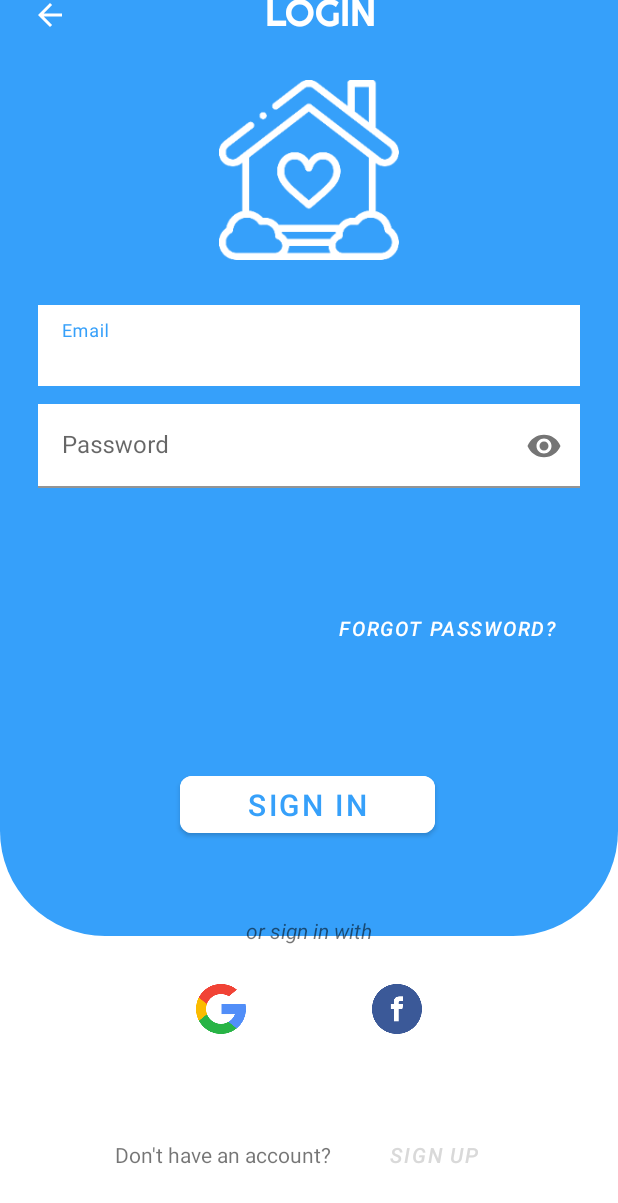
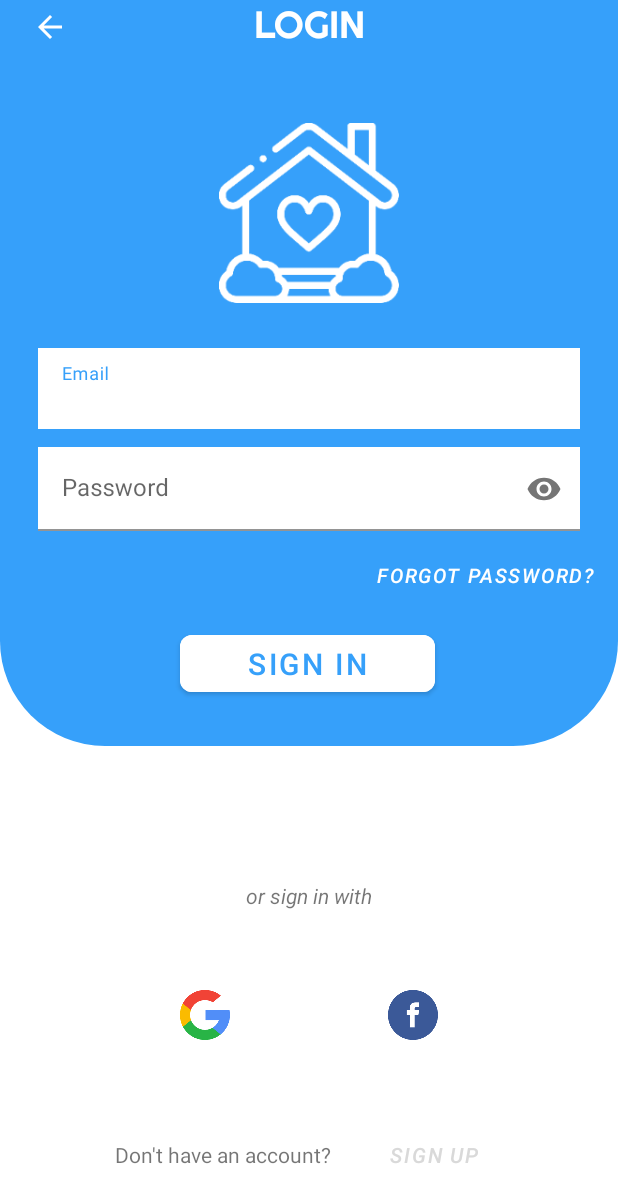
Before and after one commit to Babyze/FHouse, an Android app: the SignInActivity screen opened directly, with no data from a screen before it, on a phone screen of 412 x 824 dp. Shown: the top 1203 px of the screen. Run offline under Robolectric (Android 15) with nearby library versions, the phone set to English and light mode, and no system bars; our stand-ins replace Firebase (no records; nobody signed in at launch, a user with empty details on screens opened directly); Roboto replaces fonts that are not available here.

Commit message:
Sửa layout artical detail, login

```diff
--- a/app/src/main/res/layout/activity_login.xml
+++ b/app/src/main/res/layout/activity_login.xml
@@ -6,23 +6,19 @@
     android:layout_height="match_parent"
     tools:context=".ui.sign.SignInActivity">
 
-    <ImageView
-        android:id="@+id/imageView10"
+    <androidx.constraintlayout.widget.ConstraintLayout
+        android:id="@+id/constraintLayout5"
         android:layout_width="match_parent"
-        android:layout_height="match_parent"
-        android:layout_marginBottom="200dp"
-        app:layout_constraintBottom_toTopOf="@+id/linearLayout"
+        android:layout_height="wrap_content"
+        android:background="@drawable/shape_login_rectangle_bottom_corner"
+        app:layout_constraintEnd_toEndOf="parent"
         app:layout_constraintStart_toStartOf="parent"
-        app:layout_constraintTop_toTopOf="parent"
-        app:srcCompat="@drawable/shape_login_rectangle_bottom_corner" />
+        app:layout_constraintTop_toTopOf="parent">
 
         <TextView
             android:id="@+id/textView5"
             android:layout_width="match_parent"
             android:layout_height="wrap_content"
-        android:layout_marginStart="60dp"
-        android:layout_marginTop="30dp"
-        android:layout_marginEnd="45dp"
             android:fontFamily="@font/righteous"
             android:gravity="center"
             android:text="LOGIN"
@@ -30,7 +26,7 @@
             android:textSize="25dp"
             app:layout_constraintEnd_toEndOf="parent"
             app:layout_constraintStart_toStartOf="parent"
-        app:layout_constraintTop_toTopOf="@+id/imageView10" />
+            app:layout_constraintTop_toTopOf="parent" />
 
         <ImageButton
             android:id="@+id/imageView24"
@@ -38,17 +34,17 @@
             android:layout_height="35dp"
             android:layout_marginStart="15dp"
             android:layout_marginTop="30dp"
+            android:background="@android:color/transparent"
+            android:onClick="clickToBack"
+            android:src="@drawable/abc_vector_test"
             app:layout_constraintStart_toStartOf="parent"
-        app:layout_constraintTop_toTopOf="@+id/imageView10"
-        android:background="@android:color/transparent"
-        android:src="@drawable/abc_vector_test"
-        android:onClick="clickToBack"/>
+            app:layout_constraintTop_toTopOf="@+id/imageView10" />
 
         <ImageView
             android:id="@+id/imageView25"
             android:layout_width="132dp"
             android:layout_height="120dp"
-        android:layout_marginTop="30dp"
+            android:layout_marginTop="50dp"
             app:layout_constraintEnd_toEndOf="parent"
             app:layout_constraintStart_toStartOf="parent"
             app:layout_constraintTop_toBottomOf="@+id/textView5"
@@ -71,7 +67,7 @@
                 android:layout_width="match_parent"
                 android:layout_height="wrap_content"
                 android:background="@color/white"
-            android:hint="Email"/>
+                android:hint="Email" />
         </com.google.android.material.textfield.TextInputLayout>
 
         <com.google.android.material.textfield.TextInputLayout
@@ -91,70 +87,81 @@
                 android:layout_width="match_parent"
                 android:layout_height="wrap_content"
                 android:background="@color/white"
-            android:inputType="textPassword"
-            android:hint="Password"/>
+                android:hint="Password"
+                android:inputType="textPassword" />
         </com.google.android.material.textfield.TextInputLayout>
 
         <Button
             android:id="@+id/btnForgotPsw"
             android:layout_width="wrap_content"
             android:layout_height="wrap_content"
+            android:layout_marginTop="5dp"
             android:background="@android:color/transparent"
             android:onClick="clickOnForgotPsw"
             android:text="Forgot Password?"
             android:textColor="@color/white"
             android:textSize="13dp"
             android:textStyle="italic"
-        app:layout_constraintBottom_toTopOf="@+id/btnSignIn"
-        app:layout_constraintEnd_toEndOf="@+id/edtPassword"
+            app:layout_constraintEnd_toEndOf="parent"
             app:layout_constraintTop_toBottomOf="@+id/edtPassword" />
 
         <Button
             android:id="@+id/btnSignIn"
             android:layout_width="170dp"
             android:layout_height="50dp"
-        android:layout_marginBottom="24dp"
+            android:layout_marginTop="10dp"
+            android:layout_marginBottom="30dp"
             android:backgroundTint="@color/white"
+            android:onClick="clickToSignInAccount"
             android:text="Sign In"
             android:textColor="@color/blue"
             android:textSize="20dp"
             app:cornerRadius="8dp"
-        app:layout_constraintBottom_toBottomOf="@+id/imageView10"
+            app:layout_constraintBottom_toBottomOf="parent"
             app:layout_constraintEnd_toEndOf="parent"
             app:layout_constraintHorizontal_bias="0.497"
             app:layout_constraintStart_toStartOf="parent"
-        android:onClick="clickToSignInAccount"/>
+            app:layout_constraintTop_toBottomOf="@+id/btnForgotPsw" />
+    </androidx.constraintlayout.widget.ConstraintLayout>
 
     <TextView
         android:id="@+id/textView6"
         android:layout_width="wrap_content"
         android:layout_height="wrap_content"
-        android:layout_marginTop="25dp"
+        android:layout_marginTop="40dp"
+        android:layout_marginBottom="90dp"
         android:text="or sign in with"
         android:textStyle="italic"
+        app:layout_constraintBottom_toTopOf="@+id/linearLayout"
         app:layout_constraintEnd_toEndOf="parent"
         app:layout_constraintStart_toStartOf="parent"
-        app:layout_constraintTop_toBottomOf="@+id/imageView10" />
+        app:layout_constraintTop_toBottomOf="@+id/constraintLayout5" />
 
     <ImageView
         android:id="@+id/imgGoogle"
         android:layout_width="33dp"
         android:layout_height="33dp"
-        android:layout_marginTop="26dp"
-        app:layout_constraintEnd_toStartOf="@+id/textView6"
+        android:layout_marginStart="120dp"
+        android:layout_marginTop="40dp"
+        android:layout_marginBottom="40dp"
+        android:onClick="clickToLoginWithGG"
+        app:layout_constraintBottom_toTopOf="@+id/linearLayout"
+        app:layout_constraintStart_toStartOf="parent"
         app:layout_constraintTop_toBottomOf="@+id/textView6"
-        app:srcCompat="@mipmap/ic_login_google"
-        android:onClick="clickToLoginWithGG"/>
+        app:srcCompat="@mipmap/ic_login_google" />
 
     <ImageView
         android:id="@+id/imgFacebook"
         android:layout_width="33dp"
         android:layout_height="33dp"
-        android:layout_marginTop="26dp"
-        app:layout_constraintStart_toEndOf="@+id/textView6"
+        android:layout_marginTop="40dp"
+        android:layout_marginEnd="120dp"
+        android:layout_marginBottom="40dp"
+        android:onClick="clickToLoginWithFB"
+        app:layout_constraintBottom_toTopOf="@+id/linearLayout"
+        app:layout_constraintEnd_toEndOf="parent"
         app:layout_constraintTop_toBottomOf="@+id/textView6"
-        app:srcCompat="@mipmap/ic_login_facebook"
-        android:onClick="clickToLoginWithFB"/>
+        app:srcCompat="@mipmap/ic_login_facebook" />
 
     <LinearLayout
         android:id="@+id/linearLayout"
```
Also changed, not shown: app/src/main/res/layout/activity_artical_detail.xml (+34 -19 lines). Lines whose indentation alone changed are shown as unchanged.
